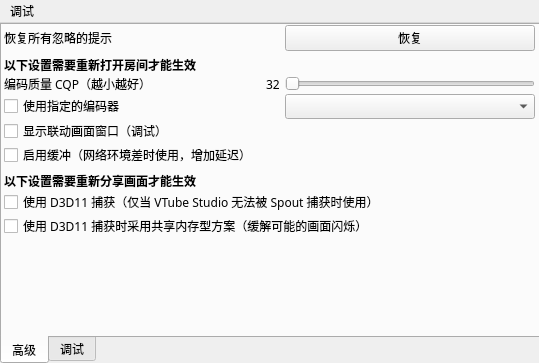
This is ui/windows/settingwindow.ui in reitovo/vlink-client as Qt 5 draws it before an edit. The edited form follows.
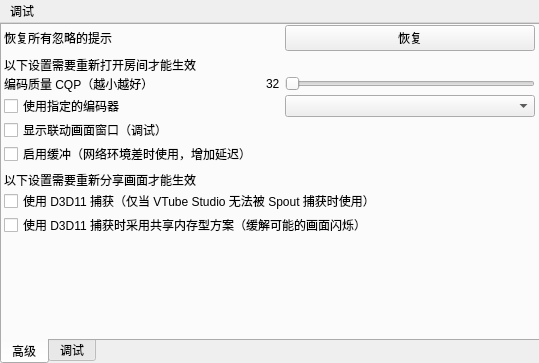
This is the edited form. The open tabs and pages were chosen to show the change.

Diff of the .ui file:
```diff
--- a/ui/windows/settingwindow.ui
+++ b/ui/windows/settingwindow.ui
@@ -25,7 +25,7 @@
     </property>
     <property name="font">
      <font>
-      <family>MiSans</family>
+      <family>Microsoft YaHei UI</family>
      </font>
     </property>
     <property name="tabPosition">
@@ -120,8 +120,8 @@
         <widget class="QLabel" name="label">
          <property name="font">
           <font>
-           <family>MiSans</family>
-           <bold>true</bold>
+           <family>Microsoft YaHei UI</family>
+           <bold>false</bold>
           </font>
          </property>
          <property name="text">
@@ -133,6 +133,12 @@
         <layout class="QHBoxLayout" name="horizontalLayout_3">
          <item>
           <widget class="QLabel" name="label_3">
+           <property name="font">
+            <font>
+             <family>Microsoft YaHei UI</family>
+             <bold>false</bold>
+            </font>
+           </property>
            <property name="text">
             <string>编码质量 CQP（越小越好）</string>
            </property>
@@ -156,6 +162,12 @@
          </item>
          <item>
           <widget class="QLabel" name="avCQPValue">
+           <property name="font">
+            <font>
+             <family>Microsoft YaHei UI</family>
+             <bold>false</bold>
+            </font>
+           </property>
            <property name="text">
             <string>32</string>
            </property>
@@ -240,6 +252,12 @@
        </item>
        <item>
         <widget class="QCheckBox" name="showDxgiWindow">
+         <property name="font">
+          <font>
+           <family>Microsoft YaHei UI</family>
+           <bold>false</bold>
+          </font>
+         </property>
          <property name="text">
           <string>显示联动画面窗口（调试）</string>
          </property>
@@ -250,6 +268,12 @@
          <property name="enabled">
           <bool>true</bool>
          </property>
+         <property name="font">
+          <font>
+           <family>Microsoft YaHei UI</family>
+           <bold>false</bold>
+          </font>
+         </property>
          <property name="text">
           <string>启用缓冲（网络环境差时使用，增加延迟）</string>
          </property>
@@ -275,8 +299,8 @@
         <widget class="QLabel" name="label_4">
          <property name="font">
           <font>
-           <family>MiSans</family>
-           <bold>true</bold>
+           <family>Microsoft YaHei UI</family>
+           <bold>false</bold>
           </font>
          </property>
          <property name="text">
@@ -286,6 +310,12 @@
        </item>
        <item>
         <widget class="QCheckBox" name="useDxCapture">
+         <property name="font">
+          <font>
+           <family>Microsoft YaHei UI</family>
+           <bold>false</bold>
+          </font>
+         </property>
          <property name="text">
           <string>使用 D3D11 捕获（仅当 VTube Studio 无法被 Spout 捕获时使用）</string>
          </property>
@@ -293,6 +323,12 @@
        </item>
        <item>
         <widget class="QCheckBox" name="forceShmem">
+         <property name="font">
+          <font>
+           <family>Microsoft YaHei UI</family>
+           <bold>false</bold>
+          </font>
+         </property>
          <property name="text">
           <string>使用 D3D11 捕获时采用共享内存型方案（缓解可能的画面闪烁）</string>
          </property>
```
Left out of the diff: 31 changed lines with no effect on the pictures.
